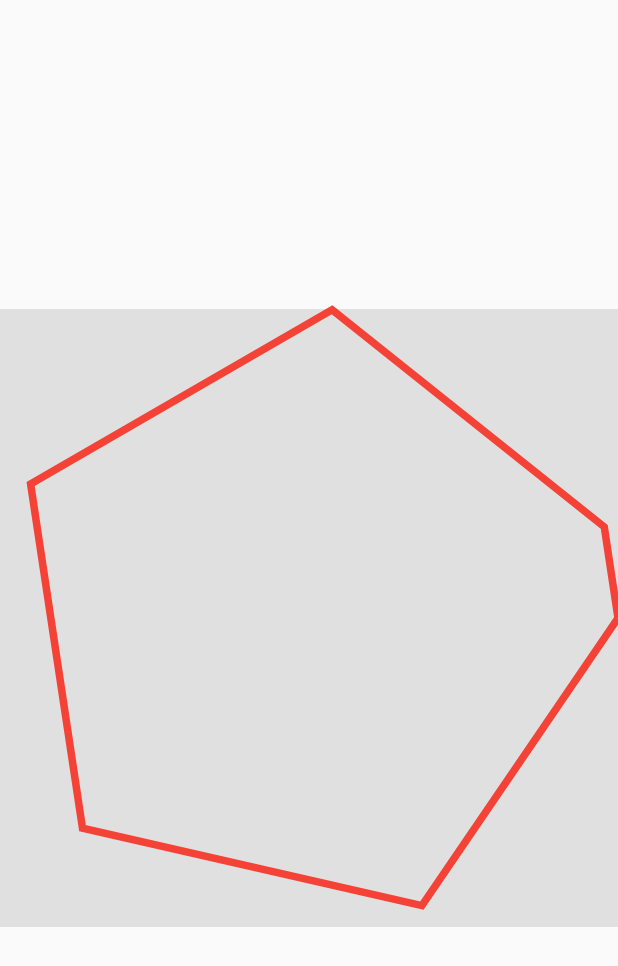
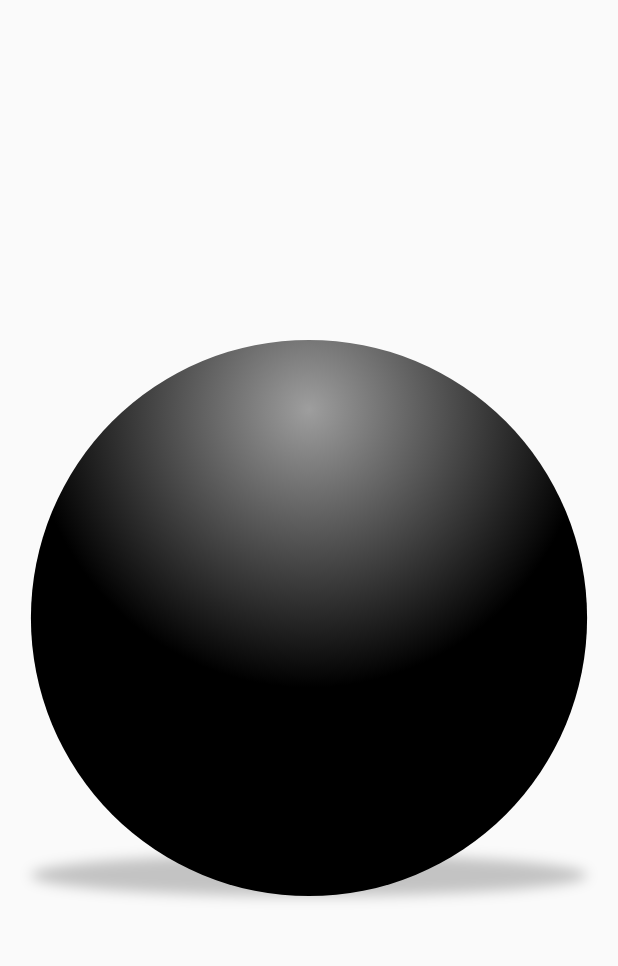
Before and after one commit to AlejandroEndo/flutter_painter_workshop, a Flutter app: the screen it shows after launch, on a phone screen of 412 x 824 dp. Shown: the top 966 px of the screen. Run offline on Flutter 3.47's test engine with Material 2 defaults, Android fonts, the light colour scheme and no system bars.

Commit message:
building magic 8ball

```diff
--- a/lib/fire/fire_view.dart
+++ b/lib/fire/fire_view.dart
@@ -1,4 +1,5 @@
 import 'package:flutter/material.dart';
+
 import 'fire_painter.dart';
 
 class FireView extends StatefulWidget {
--- a/lib/home_page.dart
+++ b/lib/home_page.dart
@@ -1,6 +1,6 @@
 import 'package:flutter/material.dart';
-import 'package:flutter_painter_workshop/polygon/polygon_view.dart';
-
+import 'package:flutter_painter_workshop/prediction_ball/magic_ball.dart';
+import 'package:flutter_painter_workshop/prediction_ball/prediction_sphere.dart';
 
 class HomePage extends StatelessWidget {
   const HomePage({Key? key}) : super(key: key);
@@ -9,7 +9,7 @@ class HomePage extends StatelessWidget {
   Widget build(BuildContext context) {
     return Scaffold(
       body: Center(
-        child: PolygonView(),
+        child: MagicBall(),
       ),
     );
   }
--- a/lib/main.dart
+++ b/lib/main.dart
@@ -1,4 +1,5 @@
 import 'package:flutter/material.dart';
+
 import 'home_page.dart';
 
 void main() => runApp(MyApp());
--- a/lib/polygon/polygon_view.dart
+++ b/lib/polygon/polygon_view.dart
@@ -1,5 +1,6 @@
 import 'package:flutter/material.dart';
-import 'package:flutter_painter_workshop/polygon/polygon_painter.dart';
+
+import 'polygon_painter.dart';
 
 class PolygonView extends StatefulWidget {
   const PolygonView({Key? key}) : super(key: key);
--- /dev/null
+++ b/lib/prediction_ball/ball_shadow.dart
@@ -0,0 +1,30 @@
+import 'dart:math';
+
+import 'package:flutter/material.dart';
+
+class BallShadow extends StatelessWidget {
+  const BallShadow({Key? key, required this.diameter}) : super(key: key);
+
+  final double diameter;
+
+  @override
+  Widget build(BuildContext context) {
+    return Transform(
+      transform: Matrix4.identity()..rotateX(pi / 2.1),
+      origin: Offset(0, diameter),
+          child: Container(
+        width: diameter,
+        height: diameter,
+        decoration: BoxDecoration(
+          shape: BoxShape.circle,
+          boxShadow: [
+            BoxShadow(
+              blurRadius: 25,
+              color: Colors.grey.withOpacity(0.6),
+            ),
+          ],
+        ),
+      ),
+    );
+  }
+}
--- /dev/null
+++ b/lib/prediction_ball/magic_ball.dart
@@ -0,0 +1,29 @@
+import 'package:flutter/material.dart';
+import 'package:flutter_painter_workshop/prediction_ball/ball_shadow.dart';
+import 'package:flutter_painter_workshop/prediction_ball/prediction_sphere.dart';
+
+class MagicBall extends StatefulWidget {
+  const MagicBall({Key? key}) : super(key: key);
+
+  @override
+  _MagicBallState createState() => _MagicBallState();
+}
+
+class _MagicBallState extends State<MagicBall> {
+  static const lightOffset = Offset(0, -0.75);
+  @override
+  Widget build(BuildContext context) {
+    Size size = Size.square(MediaQuery.of(context).size.shortestSide);
+    return Stack(
+      children: [
+        BallShadow(
+          diameter: size.shortestSide * 0.9,
+        ),
+        PredictionSphere(
+          diameter: size.shortestSide * 0.9,
+          lightOffset: lightOffset,
+        ),
+      ],
+    );
+  }
+}
--- /dev/null
+++ b/lib/prediction_ball/prediction_sphere.dart
@@ -0,0 +1,26 @@
+import 'package:flutter/material.dart';
+
+class PredictionSphere extends StatelessWidget {
+  const PredictionSphere(
+      {Key? key, required this.diameter, required this.lightOffset})
+      : super(key: key);
+
+  final double diameter;
+  final Offset lightOffset;
+
+  @override
+  Widget build(BuildContext context) {
+    return Container(
+      width: diameter,
+      height: diameter,
+      decoration: BoxDecoration(
+        shape: BoxShape.circle,
+        gradient: RadialGradient(
+          colors: [Colors.grey, Colors.black],
+          center: Alignment(lightOffset.dx, lightOffset.dy),
+        ),
+        // color: Colors.black,
+      ),
+    );
+  }
+}
```
Also changed, not shown: lib/prediction_ball/prediction_window.dart (added, +28 -0 lines), lib/prediction_ball/sample/matrix_view.dart (added, +43 -0 lines), lib/prediction_ball/sample/prediction.dart (added, +112 -0 lines), lib/prediction_ball/triangle_prediction_painter.dart (added, +11 -0 lines), lib/prediction_ball/triangle_prediction_view.dart (added, +44 -0 lines).
